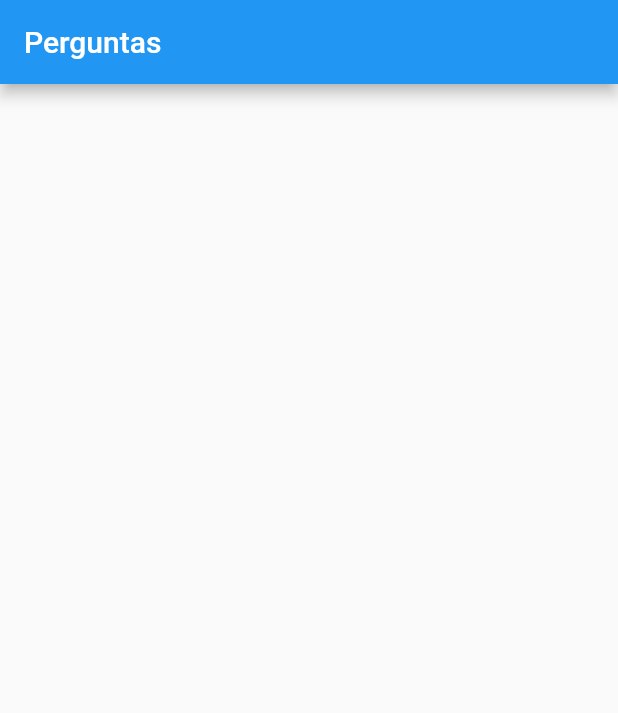
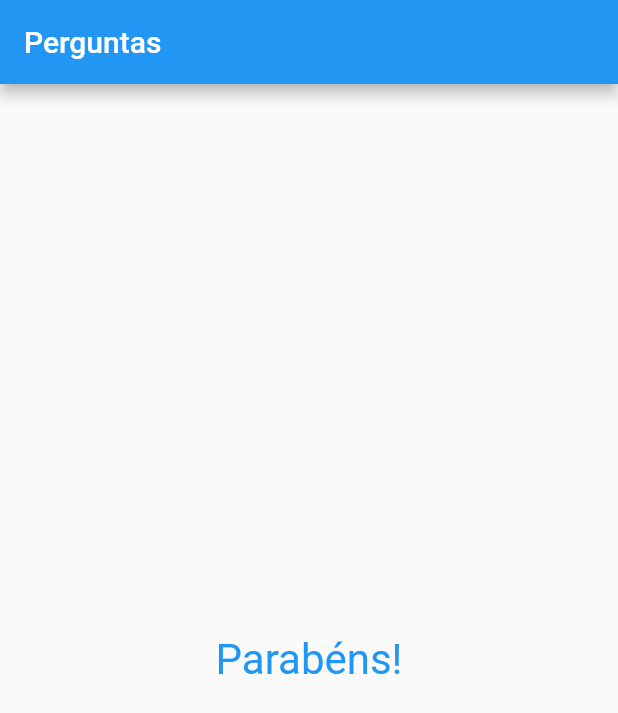
Before and after one commit to heliorodri/projeto_perguntas, a Flutter app: the screen it shows after launch, after a tap on "Grêmio", after a tap on "Cristiano Ronaldo", after a tap on "Alisson", on a phone screen of 412 x 824 dp. Shown: the top 713 px of the screen. Run offline on Flutter 3.47's test engine with Material 2 defaults, Android fonts, the phone set to English and light mode, and no system bars.

Commit message:
Final game

```diff
--- a/lib/main.dart
+++ b/lib/main.dart
@@ -22,7 +22,7 @@ class _PerguntaAppState extends State<PerguntaApp> {
   ];
 
   void _responder() {
-    if(isThereQuestion){
+    if (isThereQuestion) {
       setState(() {
         _perguntaSelecionada++;
       });
@@ -50,7 +50,16 @@ class _PerguntaAppState extends State<PerguntaApp> {
                   ...respostas.map((t) => Resposta(t, _responder)).toList()
                 ],
               )
-            : null,
+            : Center(
+                child: Text(
+                  'Parabéns!',
+                  style: TextStyle(
+                    fontSize: 28,
+                    color: Colors.blue
+                  ),
+                ),
+              ),
+
       ),
     );
   }
```
